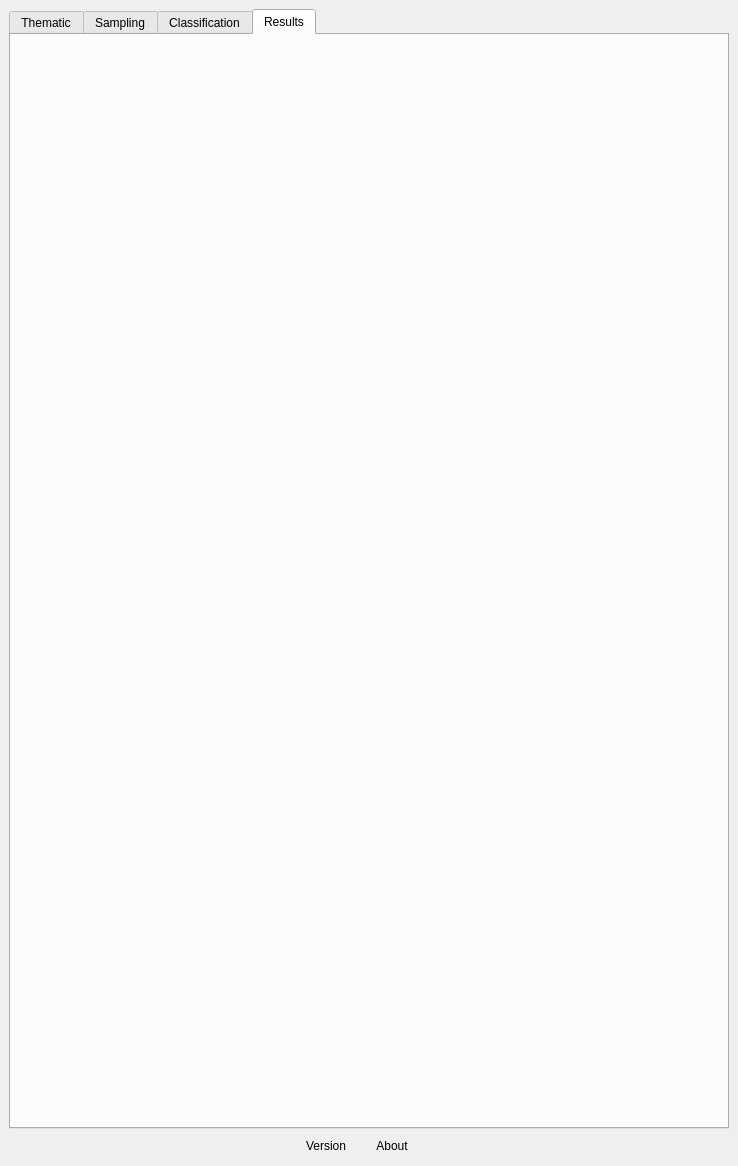
SMByC/AcATaMa, file ui/acatama_dockwidget.ui: the form before one commit.
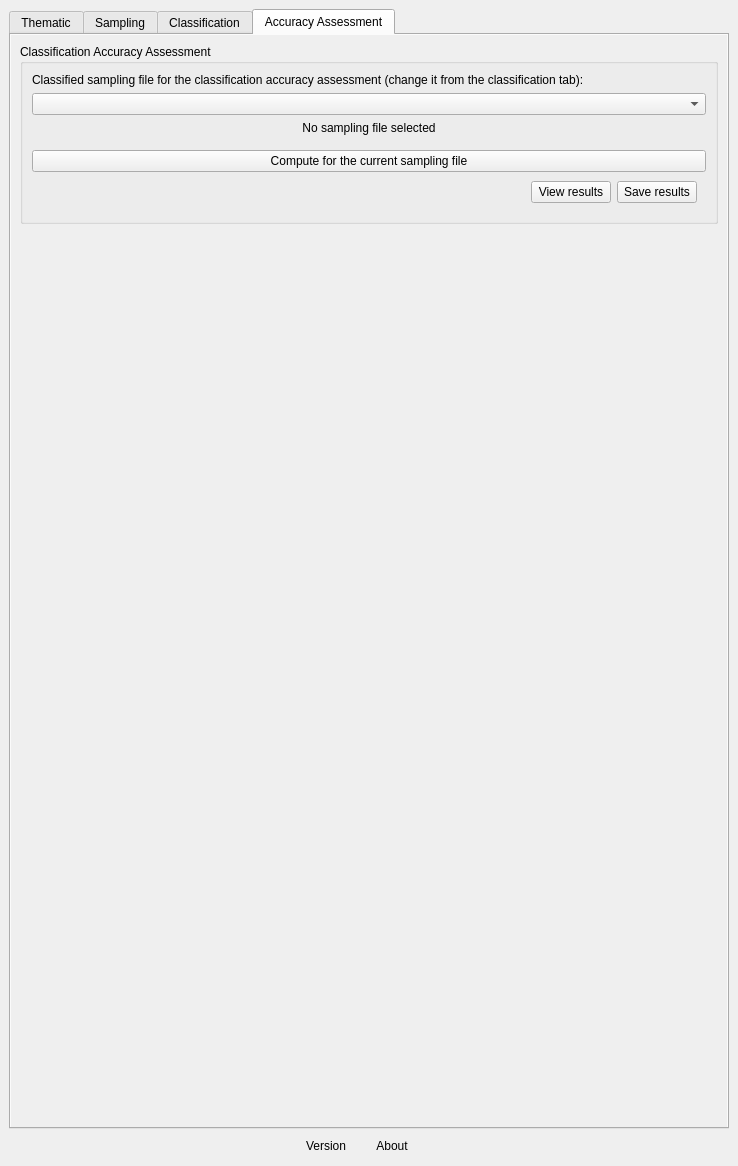
The form after the commit. The open tabs and pages were chosen to show the change. Custom widgets are drawn as their Qt base class.

Commit message: Several adjustment for UI accuracy assessment tab

What changed in the file:
```diff
--- a/ui/acatama_dockwidget.ui
+++ b/ui/acatama_dockwidget.ui
@@ -1227,8 +1227,160 @@
       </widget>
       <widget class="QWidget" name="tab">
        <attribute name="title">
-        <string>Results</string>
+        <string>Accuracy Assessment</string>
        </attribute>
+       <layout class="QVBoxLayout" name="verticalLayout_9">
+        <property name="spacing">
+         <number>0</number>
+        </property>
+        <property name="margin">
+         <number>0</number>
+        </property>
+        <item>
+         <widget class="QScrollArea" name="scrollArea_AA">
+          <property name="frameShape">
+           <enum>QFrame::NoFrame</enum>
+          </property>
+          <property name="lineWidth">
+           <number>0</number>
+          </property>
+          <property name="widgetResizable">
+           <bool>true</bool>
+          </property>
+          <widget class="QWidget" name="scrollAreaWidgetContents_AA">
+           <property name="geometry">
+            <rect>
+             <x>0</x>
+             <y>0</y>
+             <width>714</width>
+             <height>1003</height>
+            </rect>
+           </property>
+           <layout class="QVBoxLayout" name="verticalLayout_11">
+            <item>
+             <widget class="QGroupBox" name="groupBox_5">
+              <property name="title">
+               <string>Classification Accuracy Assessment</string>
+              </property>
+              <layout class="QVBoxLayout" name="verticalLayout_28">
+               <item>
+                <widget class="QLabel" name="label_23">
+                 <property name="text">
+                  <string>Classified sampling file for the classification accuracy assessment (change it from the classification tab):</string>
+                 </property>
+                 <property name="alignment">
+                  <set>Qt::AlignJustify|Qt::AlignVCenter</set>
+                 </property>
+                 <property name="wordWrap">
+                  <bool>true</bool>
+                 </property>
+                </widget>
+               </item>
+               <item>
+                <widget class="QComboBox" name="selectSamplingFile_AA">
+                 <property name="sizePolicy">
+                  <sizepolicy hsizetype="Expanding" vsizetype="Fixed">
+                   <horstretch>0</horstretch>
+                   <verstretch>0</verstretch>
+                  </sizepolicy>
+                 </property>
+                 <property name="editable">
+                  <bool>false</bool>
+                 </property>
+                </widget>
+               </item>
+               <item>
+                <widget class="QLabel" name="SamplingFileStatus_AA">
+                 <property name="styleSheet">
+                  <string notr="true">color: &quot;gray&quot;;</string>
+                 </property>
+                 <property name="text">
+                  <string>No sampling file selected</string>
+                 </property>
+                 <property name="alignment">
+                  <set>Qt::AlignCenter</set>
+                 </property>
+                </widget>
+               </item>
+               <item>
+                <widget class="QWidget" name="widgetGroup_results_AA" native="true">
+                 <layout class="QVBoxLayout" name="verticalLayout_29">
+                  <property name="spacing">
+                   <number>0</number>
+                  </property>
+                  <property name="leftMargin">
+                   <number>0</number>
+                  </property>
+                  <property name="rightMargin">
+                   <number>0</number>
+                  </property>
+                  <property name="bottomMargin">
+                   <number>0</number>
+                  </property>
+                  <item>
+                   <widget class="QPushButton" name="btn_ComputeAccurasyAssessment">
+                    <property name="text">
+                     <string>Compute for the current sampling file</string>
+                    </property>
+                   </widget>
+                  </item>
+                  <item>
+                   <widget class="QWidget" name="widget_12" native="true">
+                    <layout class="QHBoxLayout" name="horizontalLayout_5">
+                     <item>
+                      <spacer name="horizontalSpacer_8">
+                       <property name="orientation">
+                        <enum>Qt::Horizontal</enum>
+                       </property>
+                       <property name="sizeHint" stdset="0">
+                        <size>
+                         <width>40</width>
+                         <height>20</height>
+                        </size>
+                       </property>
+                      </spacer>
+                     </item>
+                     <item>
+                      <widget class="QPushButton" name="btn_view_AA_results">
+                       <property name="text">
+                        <string>View results</string>
+                       </property>
+                      </widget>
+                     </item>
+                     <item>
+                      <widget class="QPushButton" name="btn_save_AA_results">
+                       <property name="text">
+                        <string>Save results</string>
+                       </property>
+                      </widget>
+                     </item>
+                    </layout>
+                   </widget>
+                  </item>
+                 </layout>
+                </widget>
+               </item>
+              </layout>
+             </widget>
+            </item>
+            <item>
+             <spacer name="verticalSpacer_5">
+              <property name="orientation">
+               <enum>Qt::Vertical</enum>
+              </property>
+              <property name="sizeHint" stdset="0">
+               <size>
+                <width>20</width>
+                <height>40</height>
+               </size>
+              </property>
+             </spacer>
+            </item>
+           </layout>
+          </widget>
+         </widget>
+        </item>
+       </layout>
       </widget>
      </widget>
     </item>
```
Left out of the diff: 18 changed lines with no effect on the pictures.
